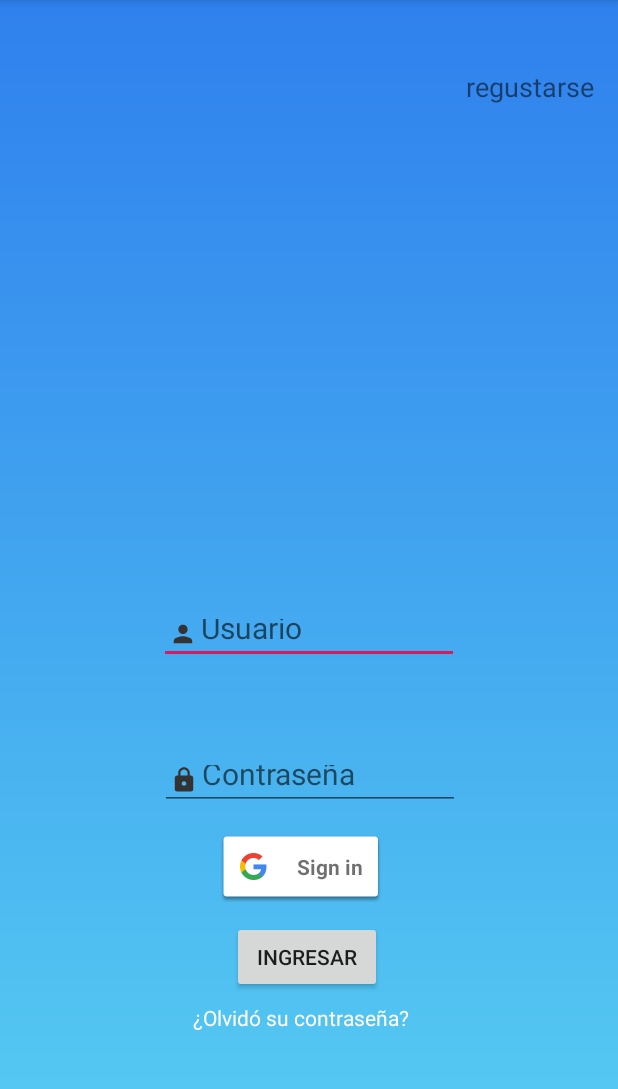
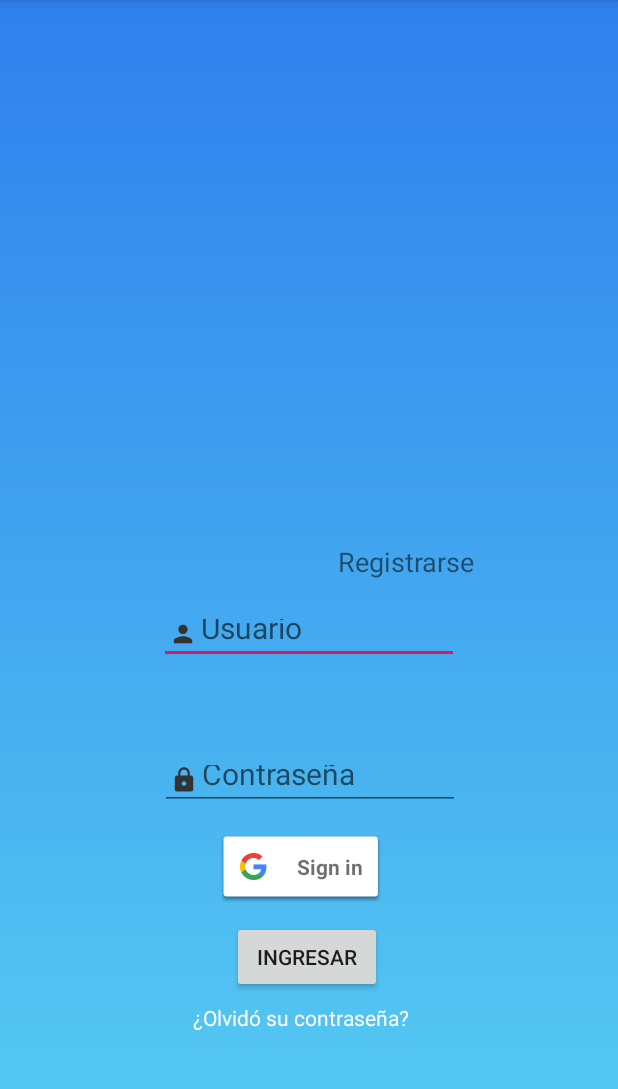
Before and after one commit to juanjogg/gestion, an Android app: the screen it shows after launch (MainActivity), on a phone screen of 412 x 824 dp, the part 84-1173 px from its top. Run offline under Robolectric (Android 15) with nearby library versions, the phone set to English and light mode, and no system bars; our stand-ins replace Firebase (no records; nobody signed in at launch, a user with empty details on screens opened directly).

Commit message:
Se cambian algunos mensajes mostrados al usuario

```diff
--- a/app/src/main/java/com/example/healthycards/RegistrarActivity.java
+++ b/app/src/main/java/com/example/healthycards/RegistrarActivity.java
@@ -80,7 +80,7 @@ public class RegistrarActivity extends AppCompatActivity {
                             Log.i("Info","TaskCompleted");
                             registerUser(mAuth.getCurrentUser());
 
-                            Toast.makeText(RegistrarActivity.this, "Registracion completa", Toast.LENGTH_SHORT).show();
+                            Toast.makeText(RegistrarActivity.this, "Registro completo", Toast.LENGTH_SHORT).show();
 
                         }
                         else{
--- a/app/src/main/res/layout/activity_main.xml
+++ b/app/src/main/res/layout/activity_main.xml
@@ -11,14 +11,14 @@
         android:id="@+id/txtRegistro"
         android:layout_width="wrap_content"
         android:layout_height="wrap_content"
-        android:layout_alignParentTop="true"
+        android:layout_alignTop="@+id/txtRegistro"
         android:layout_alignParentEnd="true"
         android:layout_alignParentRight="true"
         android:layout_alignParentBottom="true"
-        android:layout_marginTop="45dp"
-        android:layout_marginEnd="16dp"
-        android:layout_marginRight="16dp"
-        android:layout_marginBottom="533dp"
+        android:layout_marginTop="0dp"
+        android:layout_marginEnd="95dp"
+        android:layout_marginRight="95dp"
+        android:layout_marginBottom="381dp"
         android:text="@string/Registrarse"
         android:textSize="18sp" />
 
--- a/app/src/main/res/values/strings.xml
+++ b/app/src/main/res/values/strings.xml
@@ -1,6 +1,6 @@
 <resources>
     <string name="app_name">HealthyCards</string>
-    <string name="Registrarse">regustarse</string>
+    <string name="Registrarse">Registrarse</string>
     <string name="crear_actividad">Crear Actividad</string>
     <string name="minutosTxtView">Minutos</string>
 </resources>
--- a/build.gradle
+++ b/build.gradle
@@ -7,7 +7,7 @@ buildscript {
 
     }
     dependencies {
-        classpath 'com.android.tools.build:gradle:3.3.2'
+        classpath 'com.android.tools.build:gradle:3.4.0'
         classpath 'com.google.gms:google-services:4.2.0'
         // NOTE: Do not place your application dependencies here; they belong
         // in the individual module build.gradle files
```
Also changed, not shown: gradle/wrapper/gradle-wrapper.properties.
